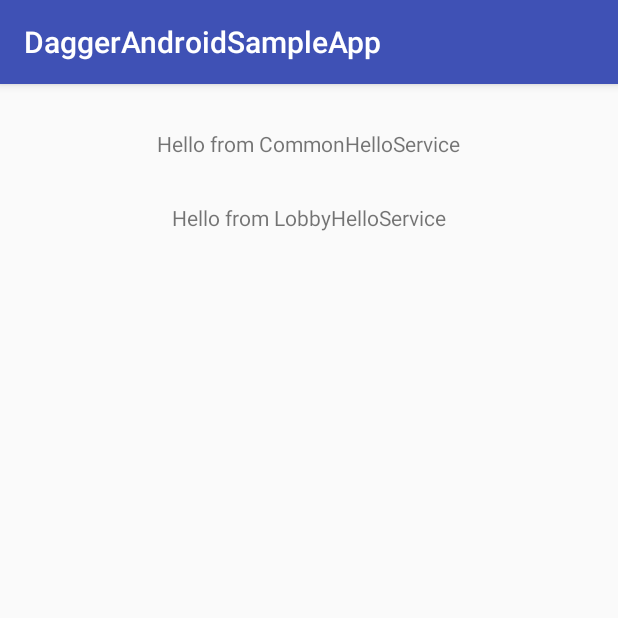
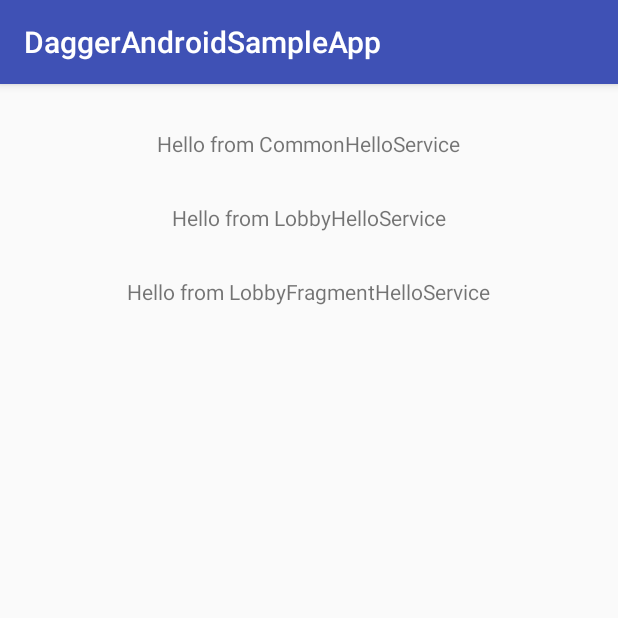
Before and after one commit to jshvarts/DaggerAndroidMVP, an Android app: the screen it shows after launch (LobbyActivity), on a phone screen of 412 x 824 dp, the top half of it. Run offline under Robolectric (Android 15) with nearby library versions, the phone set to English and light mode, and no system bars; our stand-ins replace ButterKnife, Dagger/Hilt's generated code.

Commit message:
add fragment-scoped dependencies

```diff
--- a/app/src/main/java/com/jshvarts/daggerandroidsampleapp/di/BuildersModule.java
+++ b/app/src/main/java/com/jshvarts/daggerandroidsampleapp/di/BuildersModule.java
@@ -2,6 +2,8 @@ package com.jshvarts.daggerandroidsampleapp.di;
 
 import com.jshvarts.daggerandroidsampleapp.lobby.LobbyActivity;
 import com.jshvarts.daggerandroidsampleapp.lobby.LobbyActivityModule;
+import com.jshvarts.daggerandroidsampleapp.lobby.LobbyFragment;
+import com.jshvarts.daggerandroidsampleapp.lobby.LobbyFragmentModule;
 
 import dagger.Module;
 import dagger.android.ContributesAndroidInjector;
@@ -15,5 +17,8 @@ public abstract class BuildersModule {
     @ContributesAndroidInjector(modules = LobbyActivityModule.class)
     abstract LobbyActivity bindLobbyActivity();
 
+    @ContributesAndroidInjector(modules = LobbyFragmentModule.class)
+    abstract LobbyFragment bindLobbyFragment();
+
     // Add bindings for other sub-components here
 }
--- a/app/src/main/java/com/jshvarts/daggerandroidsampleapp/lobby/LobbyActivity.java
+++ b/app/src/main/java/com/jshvarts/daggerandroidsampleapp/lobby/LobbyActivity.java
@@ -1,5 +1,6 @@
 package com.jshvarts.daggerandroidsampleapp.lobby;
 
+import android.support.v4.app.Fragment;
 import android.support.v7.app.AppCompatActivity;
 import android.os.Bundle;
 import android.widget.TextView;
@@ -12,20 +13,26 @@ import javax.inject.Inject;
 import butterknife.BindView;
 import butterknife.ButterKnife;
 import dagger.android.AndroidInjection;
+import dagger.android.AndroidInjector;
+import dagger.android.DispatchingAndroidInjector;
+import dagger.android.support.HasSupportFragmentInjector;
 
-public class LobbyActivity extends AppCompatActivity {
+public class LobbyActivity extends AppCompatActivity implements HasSupportFragmentInjector {
+
+    @Inject
+    DispatchingAndroidInjector<Fragment> fragmentDispatchingAndroidInjector;
+
+    @Inject
+    CommonHelloService commonHelloService;
+
+    @Inject
+    LobbyHelloService lobbyHelloService;
 
     @BindView(R.id.common_hello)
-    protected TextView commonHelloTextView;
+    TextView commonHelloTextView;
 
     @BindView(R.id.lobby_hello)
-    protected TextView lobbyHelloTextView;
-
-    @Inject
-    protected CommonHelloService commonHelloService;
-
-    @Inject
-    protected LobbyHelloService lobbyHelloService;
+    TextView lobbyHelloTextView;
 
     @Override
     protected void onCreate(Bundle savedInstanceState) {
@@ -52,4 +59,9 @@ public class LobbyActivity extends AppCompatActivity {
     private void sayLobbyHello() {
         lobbyHelloTextView.setText(lobbyHelloService.sayHello());
     }
+
+    @Override
+    public AndroidInjector<Fragment> supportFragmentInjector() {
+        return fragmentDispatchingAndroidInjector;
+    }
 }
--- /dev/null
+++ b/app/src/main/java/com/jshvarts/daggerandroidsampleapp/lobby/LobbyFragment.java
@@ -0,0 +1,61 @@
+package com.jshvarts.daggerandroidsampleapp.lobby;
+
+import android.content.Context;
+import android.os.Bundle;
+import android.support.annotation.Nullable;
+import android.support.v4.app.Fragment;
+import android.view.LayoutInflater;
+import android.view.View;
+import android.view.ViewGroup;
+import android.widget.TextView;
+
+import com.jshvarts.daggerandroidsampleapp.R;
+
+import javax.inject.Inject;
+
+import butterknife.BindView;
+import butterknife.ButterKnife;
+import butterknife.Unbinder;
+import dagger.android.support.AndroidSupportInjection;
+
+public class LobbyFragment extends Fragment {
+
+    @Inject
+    LobbyFragmentHelloService lobbyFragmentHelloService;
+
+    @BindView(R.id.lobby_fragment_hello)
+    TextView lobbyFragmentHelloTextView;
+
+    private Unbinder unbinder;
+
+    @Override
+    public void onAttach(Context context) {
+        AndroidSupportInjection.inject(this);
+        super.onAttach(context);
+    }
+
+    @Nullable
+    @Override
+    public View onCreateView(LayoutInflater inflater, @Nullable ViewGroup container, @Nullable Bundle savedInstanceState) {
+        View view = inflater.inflate(R.layout.lobby_fragment, container, false);
+        unbinder = ButterKnife.bind(this, view);
+        return view;
+    }
+
+    @Override
+    public void onViewCreated(View view, @Nullable Bundle savedInstanceState) {
+        super.onViewCreated(view, savedInstanceState);
+
+        sayFragmentHello();
+    }
+
+    @Override
+    public void onDestroyView() {
+        super.onDestroyView();
+        unbinder.unbind();
+    }
+
+    private void sayFragmentHello() {
+        lobbyFragmentHelloTextView.setText(lobbyFragmentHelloService.sayHello());
+    }
+}
--- /dev/null
+++ b/app/src/main/java/com/jshvarts/daggerandroidsampleapp/lobby/LobbyFragmentHelloService.java
@@ -0,0 +1,7 @@
+package com.jshvarts.daggerandroidsampleapp.lobby;
+
+public class LobbyFragmentHelloService {
+    public String sayHello() {
+        return "Hello from LobbyFragmentHelloService";
+    }
+}
--- /dev/null
+++ b/app/src/main/java/com/jshvarts/daggerandroidsampleapp/lobby/LobbyFragmentModule.java
@@ -0,0 +1,16 @@
+package com.jshvarts.daggerandroidsampleapp.lobby;
+
+import dagger.Module;
+import dagger.Provides;
+
+/**
+ * Define LobbyFragment-specific dependencies here.
+ */
+@Module
+public class LobbyFragmentModule {
+
+    @Provides
+    LobbyFragmentHelloService provideLobbyFragmentHelloService() {
+        return new LobbyFragmentHelloService();
+    }
+}
--- a/app/src/main/res/layout/lobby_activity.xml
+++ b/app/src/main/res/layout/lobby_activity.xml
@@ -1,6 +1,5 @@
 <?xml version="1.0" encoding="utf-8"?>
 <LinearLayout xmlns:android="http://schemas.android.com/apk/res/android"
-    xmlns:app="http://schemas.android.com/apk/res-auto"
     xmlns:tools="http://schemas.android.com/tools"
     android:layout_width="match_parent"
     android:layout_height="match_parent"
@@ -21,4 +20,12 @@
         android:layout_gravity="center_horizontal"
         android:layout_marginTop="30dp" />
 
+    <fragment
+        android:id="@+id/lobby_fragment"
+        android:name="com.jshvarts.daggerandroidsampleapp.lobby.LobbyFragment"
+        android:layout_width="wrap_content"
+        android:layout_height="wrap_content"
+        android:layout_gravity="center_horizontal"
+        android:layout_marginTop="30dp" />
+
 </LinearLayout>
--- /dev/null
+++ b/app/src/main/res/layout/lobby_fragment.xml
@@ -0,0 +1,11 @@
+<?xml version="1.0" encoding="utf-8"?>
+<FrameLayout xmlns:android="http://schemas.android.com/apk/res/android"
+    android:layout_width="match_parent"
+    android:layout_height="match_parent">
+
+    <TextView
+        android:id="@+id/lobby_fragment_hello"
+        android:layout_width="wrap_content"
+        android:layout_height="wrap_content" />
+
+</FrameLayout>
```
